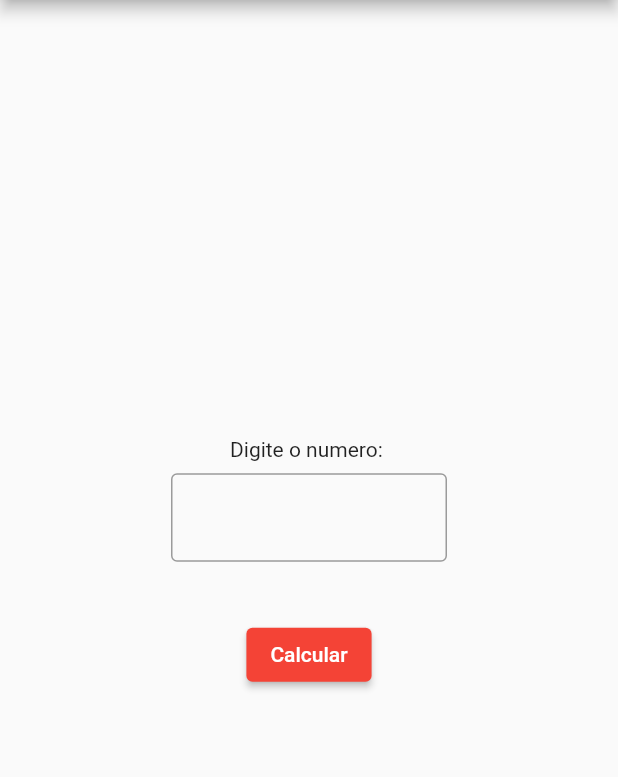
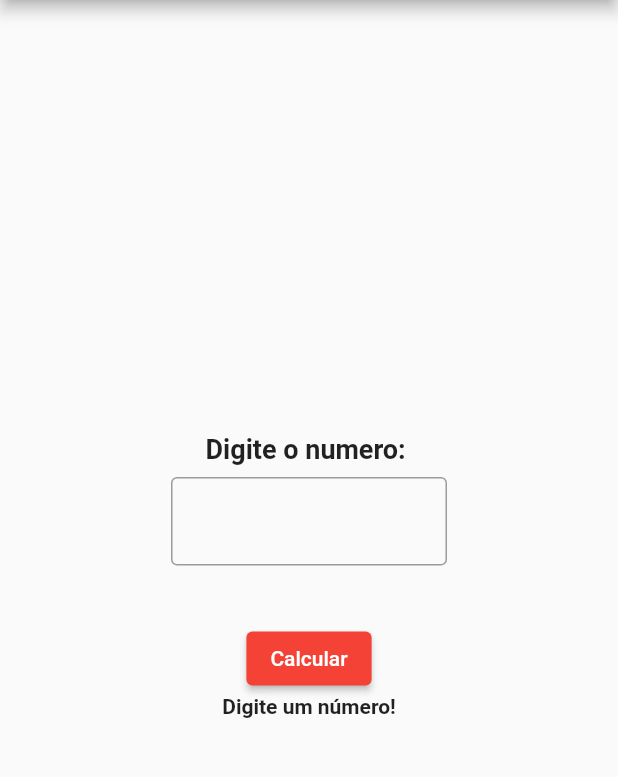
Before and after one commit to RoxyRoses/Teste1-JenniferSarah, a Flutter app: the screen it shows after launch, after a tap on "Calcular", on a phone screen of 412 x 824 dp, the part 84-861 px from its top. Run offline on Flutter 3.47's test engine with Material 2 defaults, Android fonts, the phone set to English and light mode, and no system bars.

Commit message:
Refatoracao e melhorias

```diff
--- a/lib/main.dart
+++ b/lib/main.dart
@@ -1,5 +1,5 @@
-import 'dart:io';
-
+import 'package:flutter/services.dart';
+import 'Metodo.dart';
 import 'package:flutter/material.dart';
 
 void main() {
@@ -12,7 +12,7 @@ class MyApp extends StatelessWidget {
   @override
   Widget build(BuildContext context) {
     return MaterialApp(
-      title: 'Flutter Demo',
+      title: 'Teste 1',
       theme: ThemeData(
         primarySwatch: Colors.red,
       ),
@@ -32,32 +32,7 @@ class MyHomePage extends StatefulWidget {
 class _MyHomePageState extends State<MyHomePage> {
   final controladorTxtNumero = TextEditingController();
   var resultado = "";
-
-  String calcular() {
-    var texto = controladorTxtNumero.text;
-    var numeroConvertido =
-        int.parse(controladorTxtNumero.text); // pega valor txt
-    int soma = 0;
-    var lista = List<int>.generate(numeroConvertido, (i) => i);
-
-    try {
-      if (texto == "") {
-        return "Digite um numero!";
-      }
-      if (numeroConvertido <= 0) {
-        return "Digite um numero maior que 0!";
-      } else {
-        for (var element in lista) {
-          if (element % 3 == 0 || element % 5 == 0) {
-            soma += element;
-          }
-        }
-      }
-    } on Exception catch (_) {
-      return "Erro!";
-    }
-    return 'Resultado: ' + soma.toString();
-  }
+  final calculo = Calcular();
 
   @override
   Widget build(BuildContext context) {
@@ -72,6 +47,7 @@ class _MyHomePageState extends State<MyHomePage> {
           children: <Widget>[
             const Text(
               'Digite o numero: ',
+              style: TextStyle(fontSize: 18, fontWeight: FontWeight.bold),
             ),
             SizedBox(
               width: 200,
@@ -79,7 +55,11 @@ class _MyHomePageState extends State<MyHomePage> {
                 padding: const EdgeInsets.all(8.0),
                 child: TextField(
                   controller: controladorTxtNumero,
-                  decoration: InputDecoration(
+                  keyboardType: TextInputType.number,
+                  inputFormatters: <TextInputFormatter>[
+                    FilteringTextInputFormatter.digitsOnly
+                  ],
+                  decoration: const InputDecoration(
                     border: OutlineInputBorder(),
                   ),
                 ),
@@ -88,14 +68,18 @@ class _MyHomePageState extends State<MyHomePage> {
             const SizedBox(height: 30),
             ElevatedButton(
               onPressed: () async {
-                String retorno = await calcular();
+                String retorno =
+                    await calculo.realizarCalculo(controladorTxtNumero.text);
                 setState(() {
                   resultado = retorno;
                 });
               },
               child: const Text('Calcular'),
             ),
-            Text(resultado)
+            Text(
+              resultado,
+              style: const TextStyle(fontWeight: FontWeight.bold),
+            )
           ],
         ),
       ),
--- a/lib/metodo.dart
+++ b/lib/metodo.dart
@@ -2,36 +2,34 @@
 
 import 'package:flutter/material.dart';
 
-class Calcular extends StatelessWidget {
-  String texto;
-  int numero = 0;
-  int soma = 0;
+class Calcular {
+  Future<String> realizarCalculo(String texto) async {
+    int soma = 0;
 
-  Calcular({required this.texto});
-
-  @override
-  Widget build(BuildContext context) {
     try {
       if (texto == "") {
-        return Text('Digite um numero!');
-      }
-      var numeroConvertido = int.parse(texto); // pega valor txt
-      if (numeroConvertido <= 0) {
-        return Text('Digite um numero maior que 0!');
+        return "Digite um número!";
       } else {
-        int soma = 0;
-        var lista = new List<int>.generate(numeroConvertido, (i) => i);
-
-        for (var element in lista) {
-          if (element % 3 == 0 || element % 5 == 0) {
-            soma += element;
-            return Text('Soma dos valores: ' + soma.toString());
+        var numeroConvertido = int.parse(texto);
+        var lista = List<int>.generate(numeroConvertido, (i) => i);
+        if (numeroConvertido == 0) {
+          return "Digite um número maior que 0!";
+        } else {
+          for (var element in lista) {
+            if (element % 3 == 0 || element % 5 == 0) {
+              soma += element;
+            }
           }
         }
       }
     } on Exception catch (_) {
-      print('erro');
+      return "Erro!";
     }
-    return Text('Erro!');
+    return 'Resultado: ' + soma.toString();
+  }
+
+  @override
+  Widget build(BuildContext context) {
+    throw UnimplementedError();
   }
 }
```
Also changed, not shown: 1 other file.
